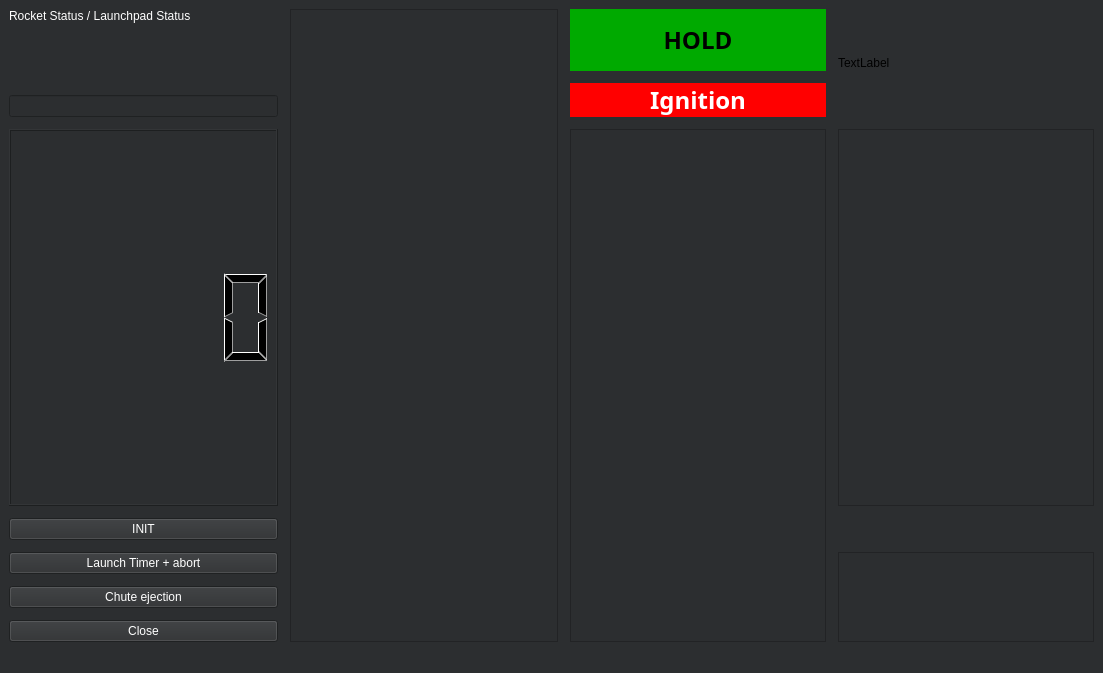
Qt form diplomprojekt.ui (a-hristov/WI_Launch_IT) before a commit.
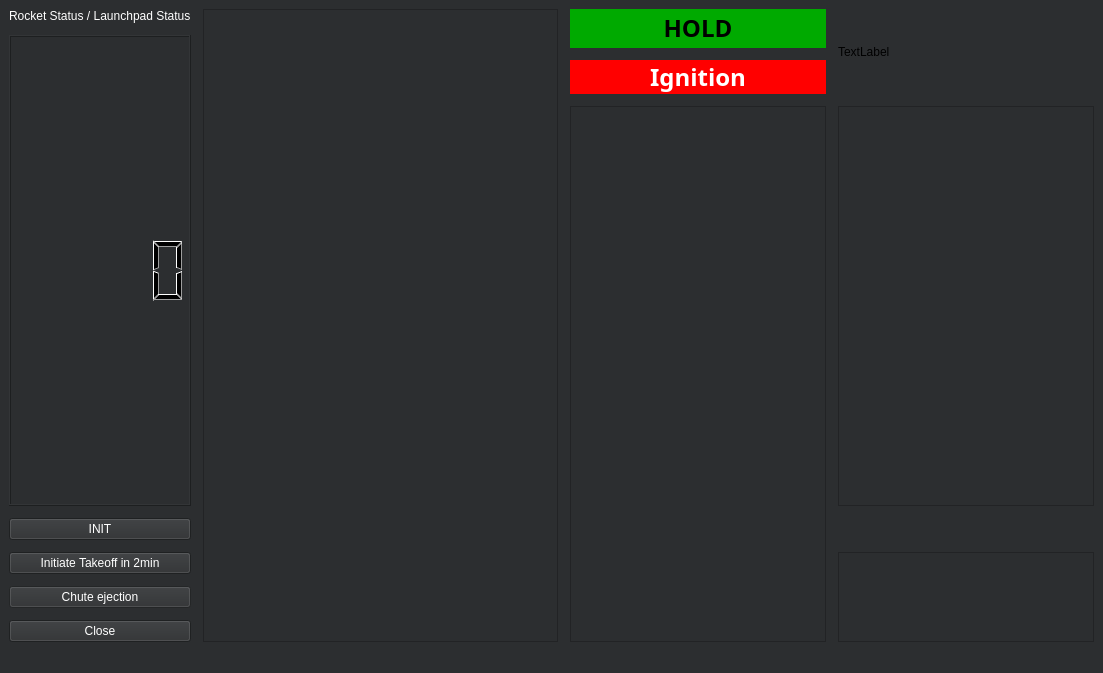
The same form after that commit.

Commit message: added a constant file with the launch timer + modifications to the launch button and an abort button has been added as well as slight tweaks to the UI

The edit to the form file:
```diff
--- a/diplomprojekt.ui
+++ b/diplomprojekt.ui
@@ -104,28 +104,21 @@
       <item row="7" column="2" rowspan="5" colspan="2">
        <widget class="QGraphicsView" name="graphicsView_3"/>
       </item>
-      <item row="7" column="0">
-       <widget class="QLCDNumber" name="lcdNumber"/>
-      </item>
       <item row="9" column="0">
        <widget class="QPushButton" name="b_launch">
         <property name="styleSheet">
          <string notr="true">color: rgb(255, 255, 255);</string>
         </property>
         <property name="text">
-         <string>Launch Timer + abort</string>
-        </property>
-       </widget>
-      </item>
-      <item row="6" column="0">
-       <widget class="QLineEdit" name="lineEdit">
-        <property name="styleSheet">
-         <string notr="true">color: rgb(255, 255, 255);</string>
+         <string>Initiate Takeoff in 2min</string>
         </property>
        </widget>
       </item>
       <item row="10" column="0">
        <widget class="QPushButton" name="b_ejection">
+        <property name="enabled">
+         <bool>false</bool>
+        </property>
         <property name="styleSheet">
          <string notr="true">color: rgb(255, 255, 255);</string>
         </property>
@@ -134,13 +127,6 @@
         </property>
        </widget>
       </item>
-      <item row="0" column="0">
-       <widget class="QLabel" name="label">
-        <property name="text">
-         <string>&lt;html&gt;&lt;head/&gt;&lt;body&gt;&lt;p&gt;&lt;span style=&quot; color:#ffffff;&quot;&gt;Rocket Status / Launchpad Status&lt;/span&gt;&lt;/p&gt;&lt;/body&gt;&lt;/html&gt;</string>
-        </property>
-       </widget>
-      </item>
       <item row="9" column="4" rowspan="3" colspan="2">
        <widget class="QGraphicsView" name="w_plot2"/>
       </item>
@@ -154,6 +140,16 @@
         </property>
        </widget>
       </item>
+      <item row="0" column="0" rowspan="2">
+       <widget class="QLabel" name="label">
+        <property name="text">
+         <string>&lt;html&gt;&lt;head/&gt;&lt;body&gt;&lt;p&gt;&lt;span style=&quot; color:#ffffff;&quot;&gt;Rocket Status / Launchpad Status&lt;/span&gt;&lt;/p&gt;&lt;/body&gt;&lt;/html&gt;</string>
+        </property>
+       </widget>
+      </item>
+      <item row="2" column="0" rowspan="6">
+       <widget class="QLCDNumber" name="lcdNumber"/>
+      </item>
      </layout>
     </item>
    </layout>
```
The commit also changes 4 other files.
